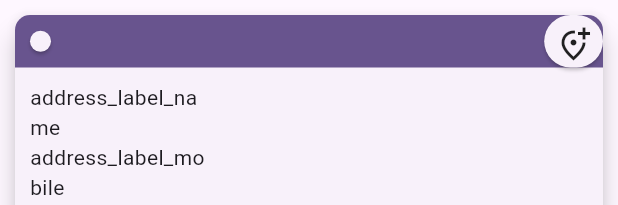
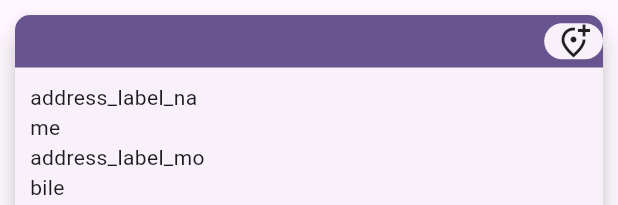
Before and after one commit to krzshipon/super_ui_kit, a Flutter app: the AddressItem widget shown alone on an empty page, opened directly with empty values, on a phone screen of 412 x 824 dp. Shown: the top 205 px of the screen. Run offline on Flutter 3.47's test engine with Material 2 defaults, Android fonts, the phone set to English and light mode, and no system bars; our stand-ins replace auto_animated, get, get_storage, google_fonts, lottie, responsive_framework; accounts and stored records are empty.

Commit message:
[Widget] [F2] Address item

```diff
--- a/lib/src/widgets/app_buttons.dart
+++ b/lib/src/widgets/app_buttons.dart
@@ -104,9 +104,16 @@ class CSIconButton extends StatelessWidget {
   final String? text;
   final Color? color;
   final double? elevation;
+  final EdgeInsets? padding;
 
   const CSIconButton(
-      {Key? key, this.onTap, this.icon, this.text, this.color, this.elevation})
+      {Key? key,
+      this.onTap,
+      this.icon,
+      this.text,
+      this.color,
+      this.elevation,
+      this.padding})
       : super(key: key);
 
   @override
@@ -117,9 +124,11 @@ class CSIconButton extends StatelessWidget {
       onTap: onTap,
       elevation: elevation,
       cardType: CSCardType.item,
-      padding: (text == null)
-          ? const EdgeInsets.all(7)
-          : const EdgeInsets.fromLTRB(20, 10, 20, 10),
+      padding: (padding != null)
+          ? padding
+          : (text == null)
+              ? const EdgeInsets.all(7)
+              : const EdgeInsets.fromLTRB(20, 10, 20, 10),
       childrens: [
         Row(
           mainAxisSize: MainAxisSize.min,
--- a/lib/src/widgets/item_address.dart
+++ b/lib/src/widgets/item_address.dart
@@ -65,6 +65,8 @@ class AddressItem extends GetView {
                                       ? Icons.check_circle_outline_rounded
                                       : null,
                                   onTap: onDefaultIconTap,
+                                  elevation: 0,
+                                  padding: EdgeInsets.zero,
                                 ),
                               ),
                             ),
@@ -88,6 +90,8 @@ class AddressItem extends GetView {
                             child: CSIconButton(
                               icon: Icons.add_location_alt_outlined,
                               onTap: onEditIconTap,
+                              elevation: 0,
+                              padding: EdgeInsets.zero,
                             ),
                           ),
                         ],
```
